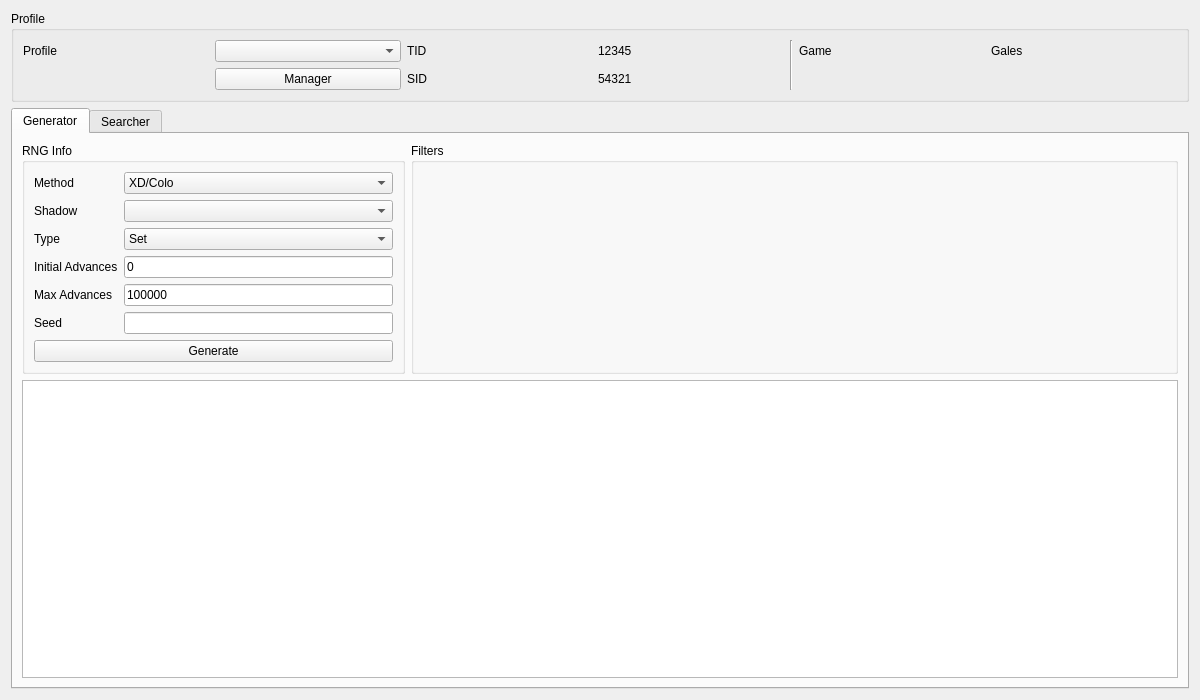
Qt form Forms/Gen3/GameCube.ui (Admiral-Fish/PokeFinder) before a commit.
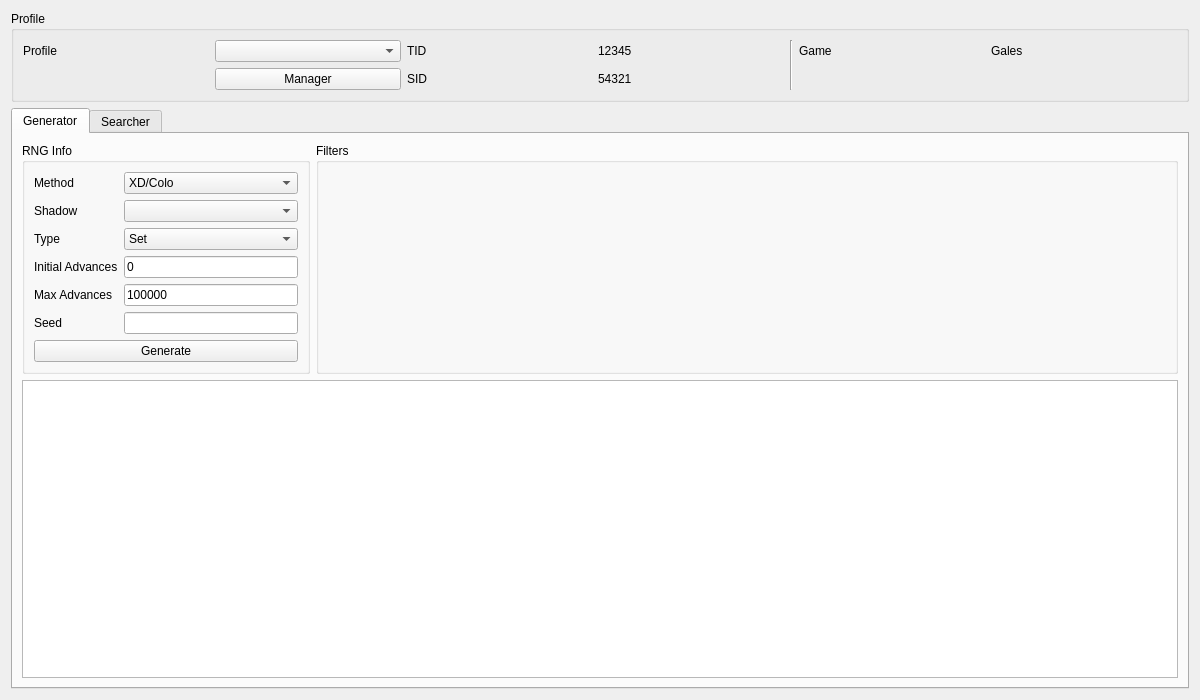
The same form after that commit. Custom widgets are drawn as their Qt base class.

Diff of the .ui file:
```diff
--- a/Forms/Gen3/GameCube.ui
+++ b/Forms/Gen3/GameCube.ui
@@ -312,7 +312,7 @@
         <widget class="QGroupBox" name="groupBoxGeneratorFilters">
          <property name="sizePolicy">
           <sizepolicy hsizetype="Preferred" vsizetype="Preferred">
-           <horstretch>2</horstretch>
+           <horstretch>3</horstretch>
            <verstretch>0</verstretch>
           </sizepolicy>
          </property>
```
Left out of the diff: 2 changed lines with no effect on the pictures.
